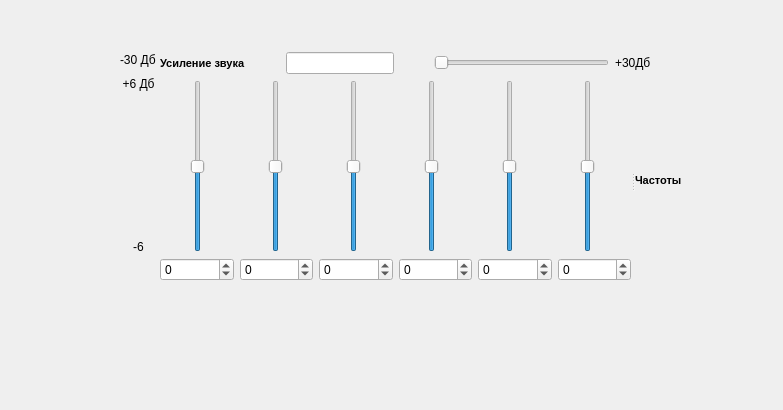
Qt form static/sliders.ui (Rhombus-H/lyceum_equalizer) before a commit.
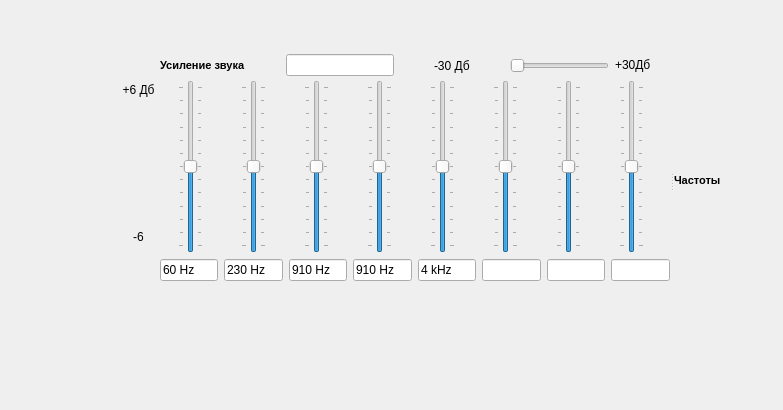
The same form after that commit.

Commit message: updated widgets files, updated UIs

```diff
--- a/static/sliders.ui
+++ b/static/sliders.ui
@@ -28,12 +28,12 @@
    <widget class="QWidget" name="">
     <layout class="QVBoxLayout" name="verticalLayout">
      <item>
-      <layout class="QHBoxLayout" name="horizontalLayout">
+      <layout class="QHBoxLayout" name="slider_layout">
        <property name="spacing">
-        <number>33</number>
+        <number>20</number>
        </property>
        <item>
-        <widget class="QSlider" name="slider1">
+        <widget class="QSlider" name="slider_1">
          <property name="minimum">
           <number>-6</number>
          </property>
@@ -46,26 +46,29 @@
          <property name="orientation">
           <enum>Qt::Vertical</enum>
          </property>
+         <property name="tickPosition">
+          <enum>QSlider::TicksBothSides</enum>
+         </property>
         </widget>
        </item>
        <item>
-        <widget class="QSlider" name="slider2">
+        <widget class="QSlider" name="slider_2">
          <property name="minimum">
           <number>-6</number>
          </property>
          <property name="maximum">
           <number>6</number>
          </property>
-         <property name="value">
-          <number>0</number>
-         </property>
          <property name="orientation">
           <enum>Qt::Vertical</enum>
          </property>
+         <property name="tickPosition">
+          <enum>QSlider::TicksBothSides</enum>
+         </property>
         </widget>
        </item>
        <item>
-        <widget class="QSlider" name="slider3">
+        <widget class="QSlider" name="slider_3">
          <property name="minimum">
           <number>-6</number>
          </property>
@@ -78,26 +81,29 @@
          <property name="orientation">
           <enum>Qt::Vertical</enum>
          </property>
+         <property name="tickPosition">
+          <enum>QSlider::TicksBothSides</enum>
+         </property>
         </widget>
        </item>
        <item>
-        <widget class="QSlider" name="slider4">
+        <widget class="QSlider" name="slider_4">
          <property name="minimum">
           <number>-6</number>
          </property>
          <property name="maximum">
           <number>6</number>
          </property>
-         <property name="value">
-          <number>0</number>
-         </property>
          <property name="orientation">
           <enum>Qt::Vertical</enum>
          </property>
+         <property name="tickPosition">
+          <enum>QSlider::TicksBothSides</enum>
+         </property>
         </widget>
        </item>
        <item>
-        <widget class="QSlider" name="slider5">
+        <widget class="QSlider" name="slider_5">
          <property name="minimum">
           <number>-6</number>
          </property>
@@ -110,10 +116,13 @@
          <property name="orientation">
           <enum>Qt::Vertical</enum>
          </property>
+         <property name="tickPosition">
+          <enum>QSlider::TicksBothSides</enum>
+         </property>
         </widget>
        </item>
        <item>
-        <widget class="QSlider" name="slider6">
+        <widget class="QSlider" name="slider_6">
          <property name="minimum">
           <number>-6</number>
          </property>
@@ -126,72 +135,97 @@
          <property name="orientation">
           <enum>Qt::Vertical</enum>
          </property>
+         <property name="tickPosition">
+          <enum>QSlider::TicksBothSides</enum>
+         </property>
         </widget>
        </item>
-      </layout>
-     </item>
-     <item>
-      <layout class="QHBoxLayout" name="horizontalLayout_2">
        <item>
-        <widget class="QSpinBox" name="spinBox_1">
+        <widget class="QSlider" name="slider_7">
          <property name="minimum">
           <number>-6</number>
          </property>
          <property name="maximum">
           <number>6</number>
          </property>
+         <property name="value">
+          <number>0</number>
+         </property>
+         <property name="orientation">
+          <enum>Qt::Vertical</enum>
+         </property>
+         <property name="tickPosition">
+          <enum>QSlider::TicksBothSides</enum>
+         </property>
         </widget>
        </item>
        <item>
-        <widget class="QSpinBox" name="spinBox_2">
+        <widget class="QSlider" name="slider_8">
          <property name="minimum">
           <number>-6</number>
          </property>
          <property name="maximum">
           <number>6</number>
          </property>
+         <property name="value">
+          <number>0</number>
+         </property>
+         <property name="orientation">
+          <enum>Qt::Vertical</enum>
+         </property>
+         <property name="tickPosition">
+          <enum>QSlider::TicksBothSides</enum>
+         </property>
         </widget>
        </item>
+      </layout>
+     </item>
+     <item>
+      <layout class="QHBoxLayout" name="horizontalLayout">
        <item>
-        <widget class="QSpinBox" name="spinBox_3">
-         <property name="minimum">
-          <number>-6</number>
+        <widget class="QLineEdit" name="lineEdit">
+         <property name="text">
+          <string>60 Hz</string>
          </property>
-         <property name="maximum">
-          <number>6</number>
+        </widget>
+       </item>
+       <item>
+        <widget class="QLineEdit" name="lineEdit_6">
+         <property name="text">
+          <string>230 Hz</string>
          </property>
         </widget>
        </item>
        <item>
-        <widget class="QSpinBox" name="spinBox_6">
-         <property name="minimum">
-          <number>-6</number>
+        <widget class="QLineEdit" name="lineEdit_7">
+         <property name="text">
+          <string>910 Hz</string>
          </property>
-         <property name="maximum">
-          <number>6</number>
-         </property>
         </widget>
        </item>
        <item>
-        <widget class="QSpinBox" name="spinBox_4">
-         <property name="minimum">
-          <number>-6</number>
+        <widget class="QLineEdit" name="lineEdit_8">
+         <property name="text">
+          <string>910 Hz</string>
          </property>
-         <property name="maximum">
-          <number>6</number>
-         </property>
         </widget>
        </item>
        <item>
-        <widget class="QSpinBox" name="spinBox_5">
-         <property name="minimum">
-          <number>-6</number>
+        <widget class="QLineEdit" name="lineEdit_4">
+         <property name="text">
+          <string>4 kHz</string>
          </property>
-         <property name="maximum">
-          <number>6</number>
-         </property>
         </widget>
        </item>
+       <item>
+        <widget class="QLineEdit" name="lineEdit_3"/>
+       </item>
+       <item>
+        <widget class="QLineEdit" name="lineEdit_2"/>
+       </item>
+       <item>
+        <widget class="QLineEdit" name="lineEdit_5"/>
+       </item>
       </layout>
      </item>
     </layout>
@@ -227,7 +261,7 @@
      <x>160</x>
      <y>50</y>
      <width>491</width>
-     <height>26</height>
+     <height>31</height>
     </rect>
    </property>
    <layout class="QHBoxLayout" name="horizontalLayout_4">
@@ -272,6 +306,16 @@
         </property>
        </widget>
       </item>
+      <item>
+       <widget class="QLabel" name="label_3">
+        <property name="text">
+         <string>-30 Дб</string>
+        </property>
+        <property name="alignment">
+         <set>Qt::AlignLeading|Qt::AlignLeft|Qt::AlignVCenter</set>
+        </property>
+       </widget>
+      </item>
       <item>
        <widget class="QSlider" name="volume_slider">
         <property name="sizePolicy">
@@ -283,6 +327,9 @@
         <property name="orientation">
          <enum>Qt::Horizontal</enum>
         </property>
+        <property name="tickPosition">
+         <enum>QSlider::NoTicks</enum>
+        </property>
        </widget>
       </item>
      </layout>
@@ -306,9 +353,9 @@
    <property name="geometry">
     <rect>
      <x>120</x>
-     <y>53</y>
+     <y>83</y>
      <width>37</width>
-     <height>201</height>
+     <height>161</height>
     </rect>
    </property>
    <layout class="QVBoxLayout" name="verticalLayout_3">
@@ -317,16 +364,6 @@
       <property name="spacing">
        <number>10</number>
       </property>
-      <item>
-       <widget class="QLabel" name="label_3">
-        <property name="text">
-         <string>-30 Дб</string>
-        </property>
-        <property name="alignment">
-         <set>Qt::AlignLeading|Qt::AlignLeft|Qt::AlignTop</set>
-        </property>
-       </widget>
-      </item>
       <item>
        <widget class="QLabel" name="label_2">
         <property name="text">
```
Left out of the diff: 3 changed lines with no effect on the pictures. The commit also changes 4 other files.
